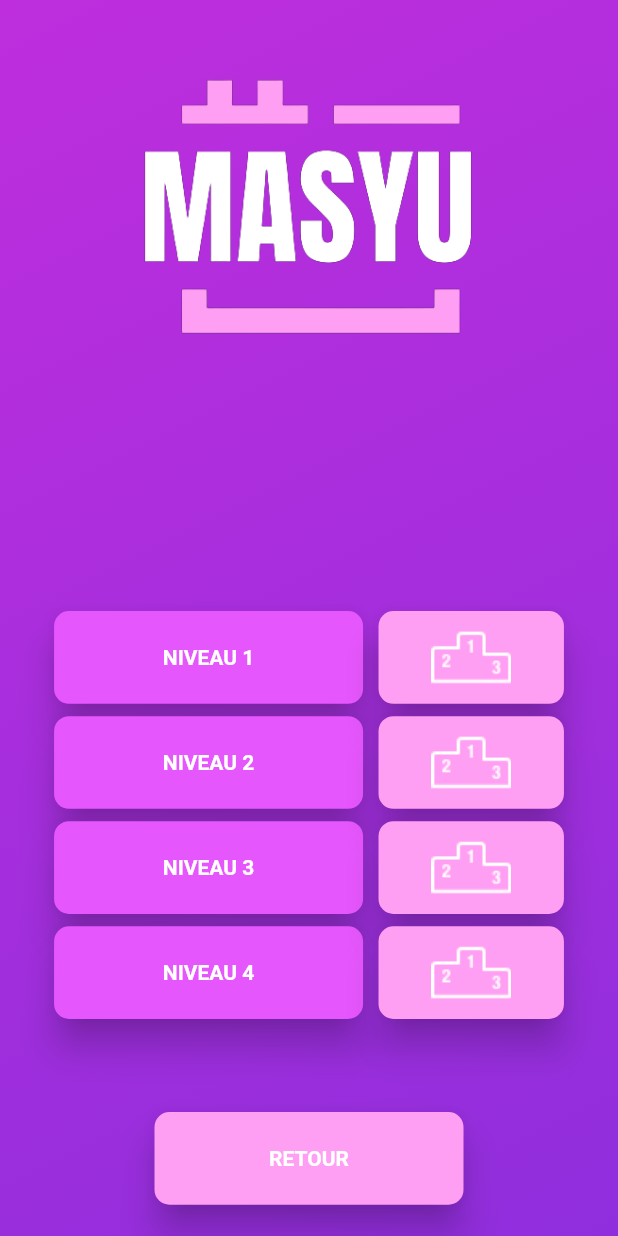
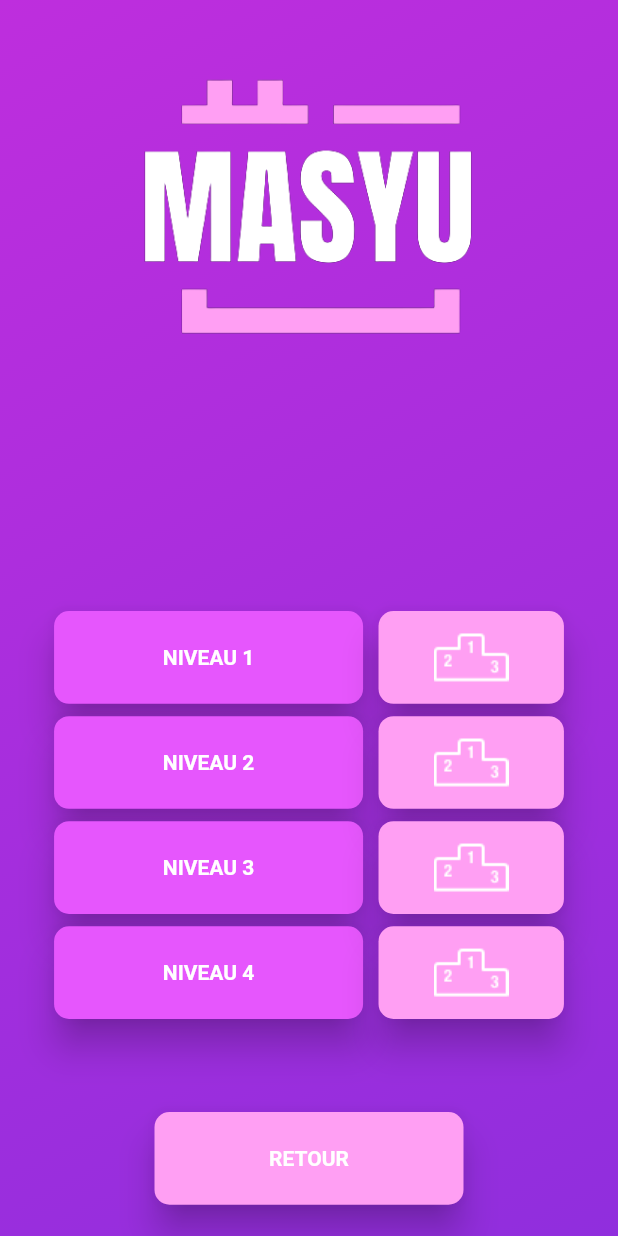
Before and after one commit to rob1juan/masyu_game, a Flutter app: the LevelSelectionPage screen opened directly, on a phone screen of 412 x 824 dp. Run offline on Flutter 3.47's test engine with Material 2 defaults, Android fonts, the phone set to English and light mode, and no system bars; our stand-ins replace fluttertoast; missing offline and left inert: clipboard.

```diff
--- a/lib/pages/classement_page.dart
+++ b/lib/pages/classement_page.dart
@@ -112,7 +112,7 @@ class classement_page extends StatelessWidget {
               );
             },
             child: const Text('RETOUR'),
-            style: SecondaryButton,
+            style: SecondaryButton(context),
           ),
         ],
       );
@@ -157,7 +157,7 @@ class classement_page extends StatelessWidget {
             Navigator.pop(context);
           },
           child: const Text('RETOUR'),
-          style: SecondaryButton,
+          style: SecondaryButton(context),
         ),
       ],
     );
--- a/lib/pages/game_page.dart
+++ b/lib/pages/game_page.dart
@@ -80,7 +80,7 @@ class _GamePageState extends State<GamePage> {
               );
             },
             child: Text("Valider"),
-            style: SuccessButton,
+            style: SuccessButton(context),
           ),
           SizedBox(height: 10),
           ElevatedButton(
@@ -91,7 +91,7 @@ class _GamePageState extends State<GamePage> {
               );
             },
             child: Text("Recommencer"),
-            style: DangerButton,
+            style: DangerButton(context),
           ),
           SizedBox(height: 20),
         ],
--- a/lib/pages/level_selection_page.dart
+++ b/lib/pages/level_selection_page.dart
@@ -5,7 +5,6 @@ import 'package:masyu_game/widgets/game.dart';
 import 'package:masyu_game/Theme/Buttons.dart';
 import 'package:masyu_game/Theme/Layout.dart';
 import 'package:masyu_game/pages/classement_page.dart';
-
 
 class LevelSelectionPage extends StatelessWidget {
   @override
@@ -21,9 +20,6 @@ class LevelSelectionPage extends StatelessWidget {
 
     double buttonWidth = screenWidth * 0.3;
     double buttonHeight = screenHeight * 0.075;
-
-    double imageWidth = screenWidth * 0.13;
-    double imageHeight = imageWidth;
 
     return Scaffold(
       body: Stack(
@@ -73,29 +69,24 @@ class LevelSelectionPage extends StatelessWidget {
                     onPressed: () {},
                     child: Image.asset(
                       'assets/poduim.png',
-                      width: imageWidth,
-                      height: imageHeight,
                       fit: BoxFit.cover,
                     ),
                     style: ClassementButton(context).copyWith(
                       minimumSize: MaterialStateProperty.all<Size>(
                           Size(buttonWidth, buttonHeight)),
                     ),
-
                   ),
                   SizedBox(height: verticalSpacing),
                   ElevatedButton(
                     onPressed: () {
                       Navigator.push(
-                          context,
-                          MaterialPageRoute(
-                              builder: (context) => classement_page(1, id: 3)),
-                        );
+                        context,
+                        MaterialPageRoute(
+                            builder: (context) => classement_page(1, id: 3)),
+                      );
                     },
                     child: Image.asset(
                       'assets/poduim.png',
-                      width: imageWidth,
-                      height: imageHeight,
                       fit: BoxFit.cover,
                     ),
                     style: ClassementButton(context).copyWith(
@@ -108,8 +99,6 @@ class LevelSelectionPage extends StatelessWidget {
                     onPressed: () {},
                     child: Image.asset(
                       'assets/poduim.png',
-                      width: imageWidth,
-                      height: imageHeight,
                       fit: BoxFit.cover,
                     ),
                     style: ClassementButton(context).copyWith(
@@ -122,8 +111,6 @@ class LevelSelectionPage extends StatelessWidget {
                     onPressed: () {},
                     child: Image.asset(
                       'assets/poduim.png',
-                      width: imageWidth,
-                      height: imageHeight,
                       fit: BoxFit.cover,
                     ),
                     style: ClassementButton(context).copyWith(
```
Also changed, not shown: lib/core/score_board_utils.dart (+25 -30 lines), lib/main.dart (+16 -19 lines), lib/pages/score_board.dart (+7 -6 lines).
